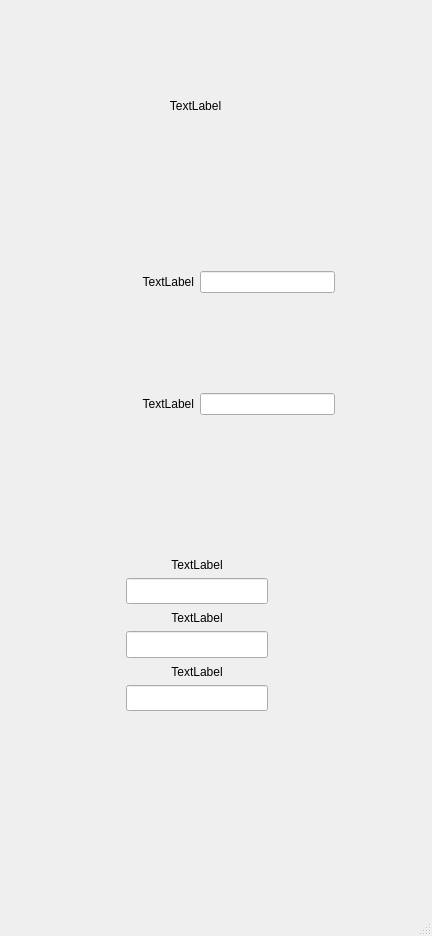
Above: androidwindow.ui from Mastrayane/MeatCalculator before the change. Below: the same form after it.
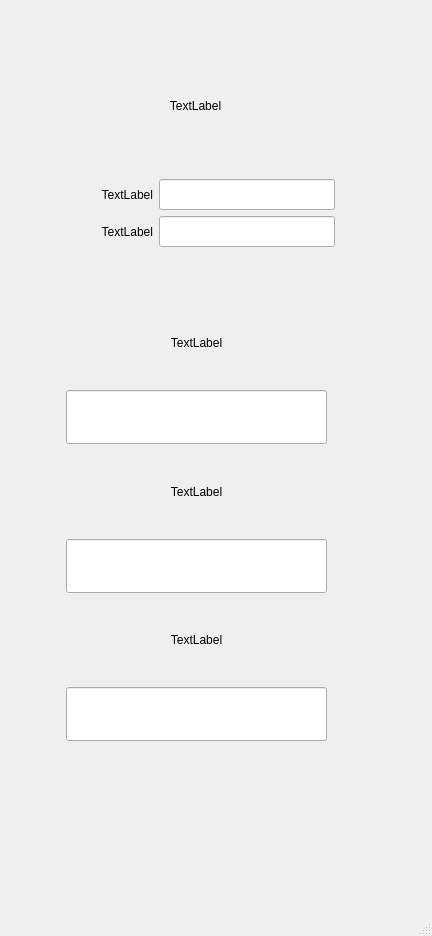
That is the form after the change. Icons and pictures are not drawn.

Diff of the .ui file:
```diff
--- a/androidwindow.ui
+++ b/androidwindow.ui
@@ -48,10 +48,10 @@
       <x>11</x>
       <y>170</y>
       <width>371</width>
-      <height>541</height>
+      <height>571</height>
      </rect>
     </property>
-    <layout class="QVBoxLayout" name="verticalLayout_6" stretch="2,0,0,1">
+    <layout class="QVBoxLayout" name="verticalLayout_6" stretch="0,0,0,1">
      <property name="spacing">
       <number>0</number>
      </property>
@@ -64,13 +64,13 @@
         <number>38</number>
        </property>
        <property name="topMargin">
-        <number>45</number>
+        <number>0</number>
        </property>
        <property name="rightMargin">
         <number>38</number>
        </property>
        <property name="bottomMargin">
-        <number>20</number>
+        <number>0</number>
        </property>
        <item>
         <widget class="QWidget" name="widget_substrate" native="true">
@@ -86,7 +86,7 @@
             <item>
              <widget class="QLabel" name="lb_total_weight">
               <property name="sizePolicy">
-               <sizepolicy hsizetype="Expanding" vsizetype="Expanding">
+               <sizepolicy hsizetype="Expanding" vsizetype="Preferred">
                 <horstretch>0</horstretch>
                 <verstretch>0</verstretch>
                </sizepolicy>
@@ -107,6 +107,11 @@
                 <verstretch>0</verstretch>
                </sizepolicy>
               </property>
+              <property name="font">
+               <font>
+                <pointsize>14</pointsize>
+               </font>
+              </property>
               <property name="alignment">
                <set>Qt::AlignLeading|Qt::AlignLeft|Qt::AlignVCenter</set>
               </property>
@@ -119,7 +124,7 @@
             <item>
              <widget class="QLabel" name="lb_cup_weight">
               <property name="sizePolicy">
-               <sizepolicy hsizetype="Expanding" vsizetype="Expanding">
+               <sizepolicy hsizetype="Expanding" vsizetype="Preferred">
                 <horstretch>0</horstretch>
                 <verstretch>0</verstretch>
                </sizepolicy>
@@ -140,6 +145,11 @@
                 <verstretch>0</verstretch>
                </sizepolicy>
               </property>
+              <property name="font">
+               <font>
+                <pointsize>14</pointsize>
+               </font>
+              </property>
              </widget>
             </item>
            </layout>
@@ -690,12 +700,15 @@
        </item>
        <item>
         <layout class="QVBoxLayout" name="verticalLayout_5">
+         <property name="spacing">
+          <number>20</number>
+         </property>
          <item>
           <layout class="QVBoxLayout" name="verticalLayout_2">
            <item>
             <widget class="QLabel" name="lb_1_output">
              <property name="sizePolicy">
-              <sizepolicy hsizetype="Expanding" vsizetype="Expanding">
+              <sizepolicy hsizetype="Preferred" vsizetype="Expanding">
                <horstretch>0</horstretch>
                <verstretch>0</verstretch>
               </sizepolicy>
@@ -755,7 +768,7 @@
              </property>
              <property name="font">
               <font>
-               <pointsize>11</pointsize>
+               <pointsize>20</pointsize>
                <bold>true</bold>
               </font>
              </property>
@@ -777,7 +790,7 @@
            <item>
             <widget class="QLabel" name="lb_2_output">
              <property name="sizePolicy">
-              <sizepolicy hsizetype="Expanding" vsizetype="Expanding">
+              <sizepolicy hsizetype="Preferred" vsizetype="Expanding">
                <horstretch>0</horstretch>
                <verstretch>0</verstretch>
               </sizepolicy>
@@ -807,6 +820,7 @@
              </property>
              <property name="font">
               <font>
+               <pointsize>20</pointsize>
                <bold>true</bold>
               </font>
              </property>
@@ -825,7 +839,7 @@
            <item>
             <widget class="QLabel" name="lb_3_output">
              <property name="sizePolicy">
-              <sizepolicy hsizetype="Expanding" vsizetype="Expanding">
+              <sizepolicy hsizetype="Preferred" vsizetype="Expanding">
                <horstretch>0</horstretch>
                <verstretch>0</verstretch>
               </sizepolicy>
@@ -855,6 +869,7 @@
              </property>
              <property name="font">
               <font>
+               <pointsize>20</pointsize>
                <bold>true</bold>
               </font>
              </property>
```
